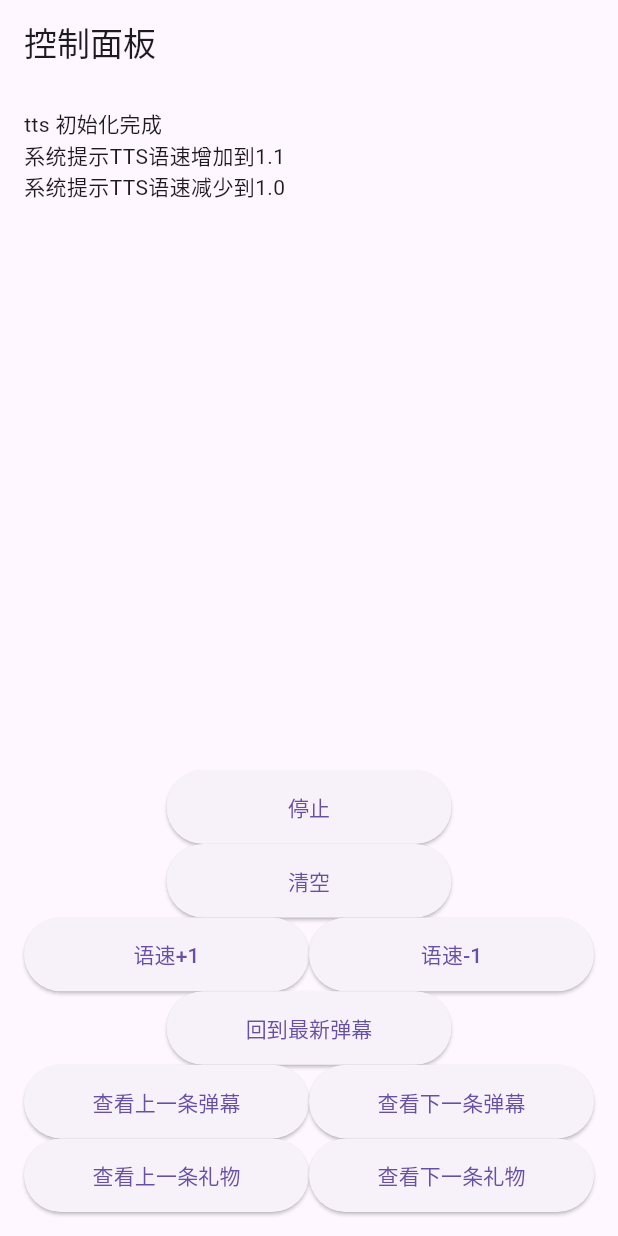
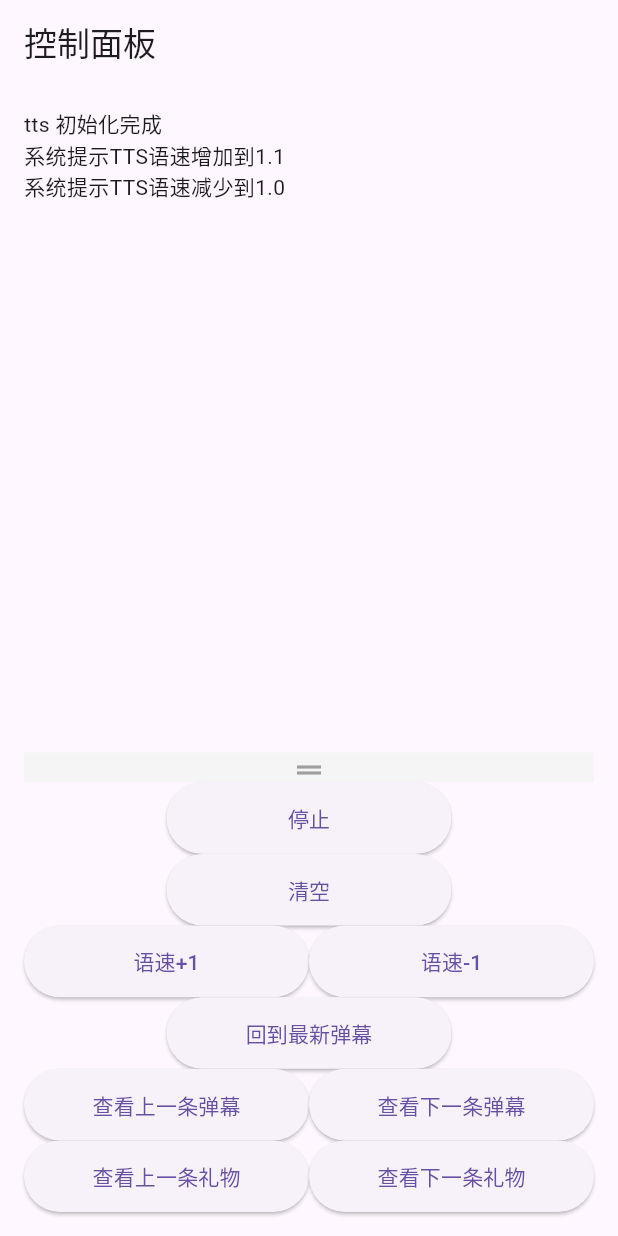
Before and after one commit to DouDouMi00/danmuji_flutter, a Flutter app: the ControlPage screen opened directly, after a tap on "开始", after a tap on "语速+1", after a tap on "语速-1", on a phone screen of 412 x 824 dp. Run offline on Flutter 3.47's test engine with Material 3 defaults, Android fonts, the phone set to English and light mode, and no system bars; our stand-ins replace flutter_tts, get, shared_preferences, vibration; missing offline and left inert: brotli, pinyin; accounts and stored records are empty; network calls fail.

Commit message:
新增分隔符位置调整功能，支持通过拖动更新分隔符位置
在`ControlPage`中引入分隔符位置调整功能。通过`_updateDividerPosition`方法，
实现根据用户拖动操作更新分隔符的逻辑。同时，通过限制分隔符位置的范围，
确保分隔符不会移出有效区域。该更新还涉及对`build`方法的修改，以展示分隔符
及其拖动操作的可视化指示。

```diff
--- a/lib/pages/control_page.dart
+++ b/lib/pages/control_page.dart
@@ -60,6 +60,7 @@ class ControlPageState extends State<ControlPage> {
   late DanmakuReceiver receiver;
   // 消息处理程序，用于处理各种消息，如弹幕、礼物等。
   late MessageHandler messageHandler;
+  double _dividerPosition = 0.6;
 
   @override
   void initState() {
@@ -96,6 +97,13 @@ class ControlPageState extends State<ControlPage> {
     }
   }
 
+  void _updateDividerPosition(DragUpdateDetails details) {
+    setState(() {
+      _dividerPosition += details.delta.dy / context.size!.height;
+      _dividerPosition = _dividerPosition.clamp(0.1, 0.9);
+    });
+  }
+
   @override
   Widget build(BuildContext context) {
     return Scaffold(
@@ -104,10 +112,10 @@ class ControlPageState extends State<ControlPage> {
         padding: const EdgeInsets.all(16.0),
         child: Column(
           children: [
-            Obx(
-              () => Expanded(
-                flex: 3,
-                child: Stack(
+            Expanded(
+              flex: (_dividerPosition * 100).round(),
+              child: Obx(
+                () => Stack(
                   children: [
                     ListView.builder(
                       controller: scrollController,
@@ -147,8 +155,18 @@ class ControlPageState extends State<ControlPage> {
                 ),
               ),
             ),
+            GestureDetector(
+              onVerticalDragUpdate: _updateDividerPosition,
+              child: Container(
+                height: 20,
+                color: Colors.grey[100],
+                child: const Center(
+                  child: Icon(Icons.drag_handle, color: Colors.grey),
+                ),
+              ),
+            ),
             Expanded(
-              flex: 2,
+              flex: ((1 - _dividerPosition) * 100).round(),
               child: LayoutBuilder(
                   builder: (BuildContext context, BoxConstraints constraints) {
                 double buttonWidth = constraints.maxWidth / 2;
--- a/lib/services/keyboard.dart
+++ b/lib/services/keyboard.dart
@@ -1,6 +1,5 @@
 import '/services/messages_handler.dart' show markAllMessagesInvalid;
 import '/services/config.dart';
-import 'dart:math';
 import '/services/tts.dart';
 
 Future<void> handleFlush() async {
@@ -12,8 +11,7 @@ Future<void> handleTTSRatePlus() async {
   double rate = nowJsonConfig.dynamicConfig.tts.rate;
 
   rate += 0.1;
-  rate = max(rate, 0.0);
-  rate = min(rate, 5.0);
+  rate = rate.clamp(0.0, 5.0);
 
   rate = double.parse(rate.toStringAsFixed(1));
   nowJsonConfig.dynamicConfig.tts.rate = rate;
@@ -28,8 +26,7 @@ Future<void> handleTTSVolumeMinus() async {
   double rate = nowJsonConfig.dynamicConfig.tts.rate;
 
   rate -= 0.1;
-  rate = max(rate, 0.0);
-  rate = min(rate, 5.0);
+  rate = rate.clamp(0.0, 5.0);
 
   rate = double.parse(rate.toStringAsFixed(1));
   nowJsonConfig.dynamicConfig.tts.rate = rate;
```
